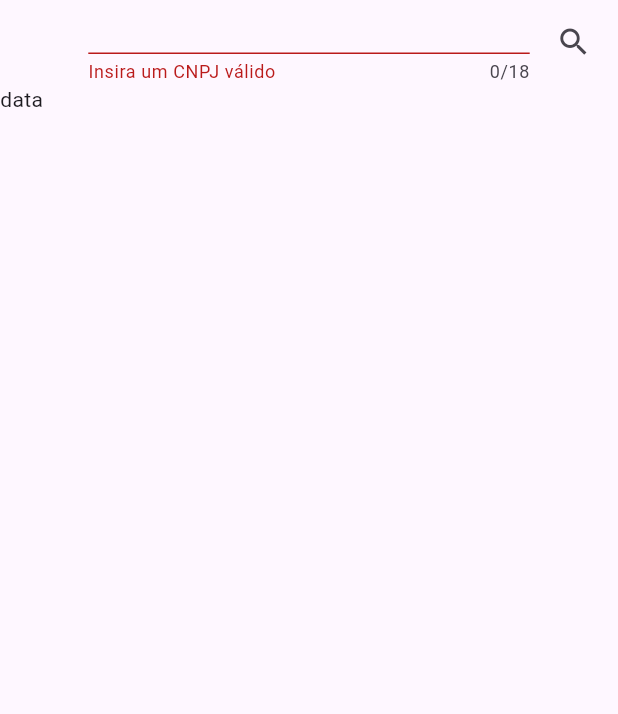
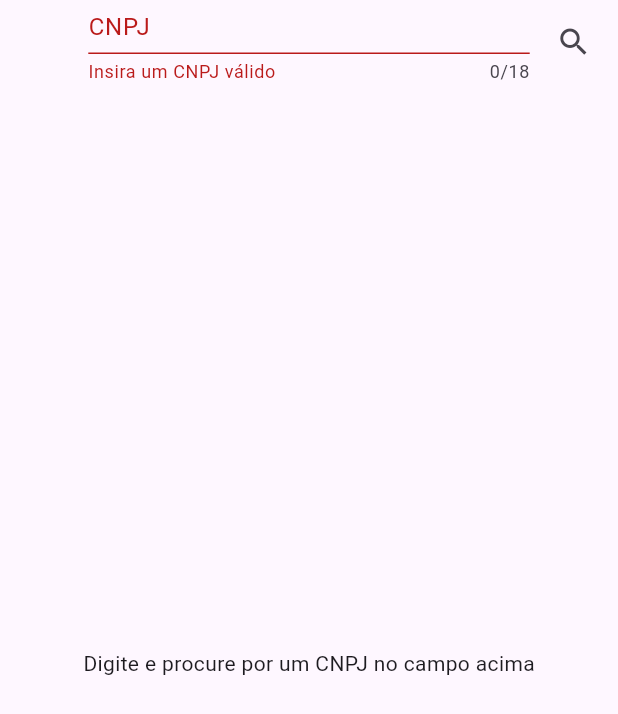
Before and after one commit to kauemurakami/cnpj_infos, a Flutter app: the screen it shows after launch, after a tap on the "search" icon, on a phone screen of 412 x 824 dp. Shown: the top 714 px of the screen. Run offline on Flutter 3.47's test engine with Material 3 defaults, Android fonts, the phone set to English and light mode, and no system bars; our stand-ins replace dio, get_it, mask_text_input_formatter.

Commit message:
Componentizando item texts Componentizando expandable list tile para lista Finalizando projeto base

```diff
--- a/lib/core/utils/functions/format_date.dart
+++ b/lib/core/utils/functions/format_date.dart
@@ -1,3 +1,9 @@
 import 'package:intl/intl.dart';
 
-String formatDate(DateTime date) => DateFormat('dd/MM/yyyy').format(date);
+String formatDate(DateTime? date) => date == null ? '' : DateFormat('dd/MM/yyyy').format(date);
+
+// String formatDate(String date) {
+//   List<String> parts = date.split('-');
+//   if (parts.length != 3) return date; // Retorna a data original se o formato estiver incorreto
+//   return '${parts[2]}/${parts[1]}/${parts[0]}';
+// }
--- /dev/null
+++ b/lib/core/utils/functions/hide_keyboard.dart
@@ -0,0 +1,3 @@
+import 'package:flutter/services.dart';
+
+hideKeyboard() async => await SystemChannels.textInput.invokeMethod('TextInput.hide');
--- a/lib/features/home/page.dart
+++ b/lib/features/home/page.dart
@@ -1,77 +1,134 @@
-import 'package:cnpj_infos/core/utils/masks/cnpj_mask.dart';
-import 'package:cnpj_infos/data/models/app_error.dart';
+import 'package:cnpj_infos/core/utils/functions/format_date.dart';
+import 'package:cnpj_infos/core/utils/functions/format_phone.dart';
 import 'package:cnpj_infos/data/models/cnpj.dart';
+import 'package:cnpj_infos/data/models/qsa.dart';
+import 'package:cnpj_infos/data/models/secondary_cnaes.dart';
+import 'package:cnpj_infos/data/models/tax_regime.dart';
 import 'package:cnpj_infos/features/home/provider.dart';
+import 'package:cnpj_infos/features/home/widgets/app_bar.dart';
+import 'package:cnpj_infos/features/home/widgets/expand_items.dart';
+import 'package:cnpj_infos/features/home/widgets/text_item.dart';
 import 'package:flutter/material.dart';
 import 'package:provider/provider.dart';
 
 class HomePage extends StatelessWidget {
-  final GlobalKey<FormState> _formKey = GlobalKey<FormState>();
   HomePage({super.key});
 
   @override
   Widget build(BuildContext context) {
     final HomeProvider provider = Provider.of<HomeProvider>(context, listen: false);
     return Scaffold(
-      appBar: AppBar(
-        actions: [
-          Expanded(
-            child: Row(
-              children: [
-                Expanded(child: SizedBox.shrink()),
-                Expanded(
-                  flex: 5,
-                  child: Form(
-                    key: _formKey,
-                    child: TextFormField(
-                      onChanged: (value) => provider.onChangedCnpj(value),
-                      onSaved: (newValue) => provider.onsavedCnpj(newValue ?? ''),
-                      validator: (value) => provider.validateCnpj(value ?? ''),
-                      inputFormatters: [AppMasks.cnpjFormatter],
-                      keyboardType: TextInputType.number,
-                      maxLength: 18,
+      appBar: AppBarWidget(),
+      body: SafeArea(
+        child: Padding(
+          padding: const EdgeInsets.symmetric(horizontal: 16.0),
+          child: ValueListenableBuilder(
+            valueListenable: provider.cnpj,
+            builder: (context, Cnpj cnpj, child) => cnpj.razaoSocial == null
+                ? Center(
+                    child: Text('Digite e procure por um CNPJ no campo acima'),
+                  )
+                : SingleChildScrollView(
+                    child: Column(
+                      crossAxisAlignment: CrossAxisAlignment.start,
+                      children: [
+                        Row(
+                          children: [
+                            Flexible(
+                              child: Text(
+                                '${cnpj.razaoSocial}',
+                                style: TextTheme.of(context).titleMedium,
+                              ),
+                            ),
+                            Text(
+                              '${cnpj.cnpj}',
+                              style: TextTheme.of(context).labelSmall,
+                            ),
+                          ],
+                        ),
+                        TextItemWidget(
+                          title: 'Nome fantasia',
+                          value: cnpj.nomeFantasia,
+                        ),
+                        TextItemWidget(
+                          title: 'Situação cadastral',
+                          value: cnpj.descricaoSituacaoCadastral,
+                        ),
+                        TextItemWidget(
+                          title: 'Natureza jurídica',
+                          value: cnpj.naturezaJuridica,
+                        ),
+                        TextItemWidget(
+                          title: 'Início das atividades',
+                          value: formatDate(cnpj.dataInicioAtividade),
+                        ),
+                        TextItemWidget(
+                          title: 'Cnae fiscal',
+                          value: cnpj.cnaeFiscal.toString(),
+                        ),
+                        TextItemWidget(
+                          title: 'Porte',
+                          value: cnpj.porte,
+                        ),
+                        TextItemWidget(
+                          title: 'Bairro',
+                          value: cnpj.bairro,
+                        ),
+                        Row(
+                          spacing: 16.0,
+                          children: [
+                            TextItemWidget(
+                              title: 'Logradouro',
+                              value: cnpj.logradouro,
+                            ),
+                            TextItemWidget(
+                              title: 'Número',
+                              value: cnpj.numero,
+                            ),
+                          ],
+                        ),
+                        TextItemWidget(
+                          title: 'Municipio',
+                          value: cnpj.municipio,
+                        ),
+                        TextItemWidget(
+                          title: 'Email',
+                          value: cnpj.email,
+                        ),
+                        TextItemWidget(
+                          title: 'DDD Fax',
+                          value: formatPhoneNumber(cnpj.dddFax),
+                        ),
+                        TextItemWidget(
+                          title: 'DDD Telefone 1',
+                          value: formatPhoneNumber(cnpj.dddTelefone1),
+                        ),
+                        TextItemWidget(
+                          title: 'DDD Telefone 2',
+                          value: formatPhoneNumber(cnpj.dddTelefone2),
+                        ),
+                        cnpj.cnaesSecundarios == null
+                            ? const SizedBox.shrink()
+                            : ExpandItemWidget<CnaesSecundario>(
+                                list: cnpj.cnaesSecundarios!,
+                                title: 'Cnae\'s secundários',
+                              ),
+                        cnpj.qsa == null
+                            ? const SizedBox.shrink()
+                            : ExpandItemWidget<Qsa>(
+                                list: cnpj.qsa!,
+                                title: 'Principais sócios',
+                              ),
+                        cnpj.qsa == null
+                            ? const SizedBox.shrink()
+                            : ExpandItemWidget<RegimeTributario>(
+                                list: cnpj.regimeTributario!,
+                                title: 'Regime tributário',
+                              ),
+                      ],
                     ),
                   ),
-                ),
-                Expanded(
-                  child: ValueListenableBuilder(
-                    valueListenable: provider.load,
-                    builder: (context, load, child) => load
-                        ? SizedBox(
-                            height: 20.0,
-                            width: 10.0,
-                            child: const CircularProgressIndicator.adaptive(
-                              constraints: BoxConstraints(minWidth: 20.0, maxWidth: 20.0),
-                            ))
-                        : IconButton(
-                            onPressed: () async {
-                              if (_formKey.currentState!.validate()) {
-                                final result = await provider.fetchCnpjInfos();
-                                result.fold((AppError error) {
-                                  ScaffoldMessenger.of(context).showSnackBar(
-                                    SnackBar(
-                                      content: Text(error.message ?? 'Erro'),
-                                    ),
-                                  );
-                                }, (Cnpj cnpj) {});
-                              }
-                            },
-                            icon: Icon(
-                              Icons.search,
-                            ),
-                          ),
-                  ),
-                )
-              ],
-            ),
           ),
-        ],
-      ),
-      body: SafeArea(
-        child: Column(
-          children: [
-            Text('data'),
-          ],
         ),
       ),
     );
--- a/lib/features/home/provider.dart
+++ b/lib/features/home/provider.dart
@@ -15,14 +15,15 @@ class HomeProvider extends ChangeNotifier {
     load.value = true;
     notifyListeners();
     final Either<AppError, Cnpj> result = await repository.fetchCnpjInfos(cnpj.value.cnpj!);
-    load.value = false;
-    notifyListeners();
+
     result.fold((AppError error) {
       //TODO another handler errors
     }, (Cnpj cnpj) {
       this.cnpj.value = cnpj;
       this.cnpj.notifyListeners();
     });
+    load.value = false;
+    notifyListeners();
     return result;
   }
 
--- /dev/null
+++ b/lib/features/home/widgets/app_bar.dart
@@ -0,0 +1,83 @@
+import 'package:cnpj_infos/core/utils/functions/hide_keyboard.dart';
+import 'package:cnpj_infos/core/utils/masks/cnpj_mask.dart';
+import 'package:cnpj_infos/data/models/app_error.dart';
+import 'package:cnpj_infos/data/models/cnpj.dart';
+import 'package:cnpj_infos/features/home/provider.dart';
+import 'package:flutter/material.dart';
+import 'package:provider/provider.dart';
+
+class AppBarWidget extends StatelessWidget implements PreferredSize {
+  final GlobalKey<FormState> _formKey = GlobalKey<FormState>();
+
+  AppBarWidget({super.key});
+
+  @override
+  Widget build(BuildContext context) {
+    final HomeProvider provider = Provider.of<HomeProvider>(context, listen: false);
+    return AppBar(
+      actions: [
+        Expanded(
+          child: Row(
+            children: [
+              Expanded(child: SizedBox.shrink()),
+              Expanded(
+                flex: 5,
+                child: Form(
+                  key: _formKey,
+                  child: TextFormField(
+                    onChanged: (value) => provider.onChangedCnpj(value),
+                    onSaved: (newValue) => provider.onsavedCnpj(newValue ?? ''),
+                    validator: (value) => provider.validateCnpj(value ?? ''),
+                    inputFormatters: [AppMasks.cnpjFormatter],
+                    keyboardType: TextInputType.number,
+                    maxLength: 18,
+                    decoration: InputDecoration(label: Text('CNPJ')),
+                  ),
+                ),
+              ),
+              Expanded(
+                child: ValueListenableBuilder(
+                  valueListenable: provider.load,
+                  builder: (context, load, child) => load
+                      ? SizedBox(
+                          height: 20.0,
+                          width: 10.0,
+                          child: const CircularProgressIndicator.adaptive(
+                            constraints: BoxConstraints(minWidth: 20.0, maxWidth: 20.0),
+                          ))
+                      : IconButton(
+                          onPressed: () async {
+                            if (_formKey.currentState!.validate()) {
+                              final result = await provider.fetchCnpjInfos();
+                              result.fold((AppError error) {
+                                ScaffoldMessenger.of(context).showSnackBar(
+                                  SnackBar(
+                                    content: Text(error.message ?? 'Erro'),
+                                  ),
+                                );
+                              }, (Cnpj cnpj) {
+                                hideKeyboard();
+                              });
+                            }
+                          },
+                          icon: Icon(
+                            Icons.search,
+                          ),
+                        ),
+                ),
+              )
+            ],
+          ),
+        ),
+      ],
+    );
+  }
+
+  @override
+  // TODO: implement child
+  Widget get child => throw UnimplementedError();
+
+  @override
+  // TODO: implement preferredSize
+  Size get preferredSize => Size(double.infinity, 60);
+}
--- a/lib/services/api.dart
+++ b/lib/services/api.dart
@@ -10,11 +10,7 @@ class ApiService {
 
   Future<Either<AppError, Cnpj>> fetchCnpjData(String cnpj) async {
     print('/${cnpj.removeMask}');
-    //   final Either<AppError, Response> result = await handleDioExceptions(
-    //     () => _dio.get(
-    //       '/$cnpj',
-    //     ),
-    //   );
+
     try {
       final response = await _dio.get('/${cnpj.removeMask}');
       print(response.data);
```
Also changed, not shown: lib/core/utils/functions/format_phone.dart (added, +16 -0 lines), lib/features/home/widgets/expand_items.dart (added, +108 -0 lines), lib/features/home/widgets/text_item.dart (added, +26 -0 lines).
